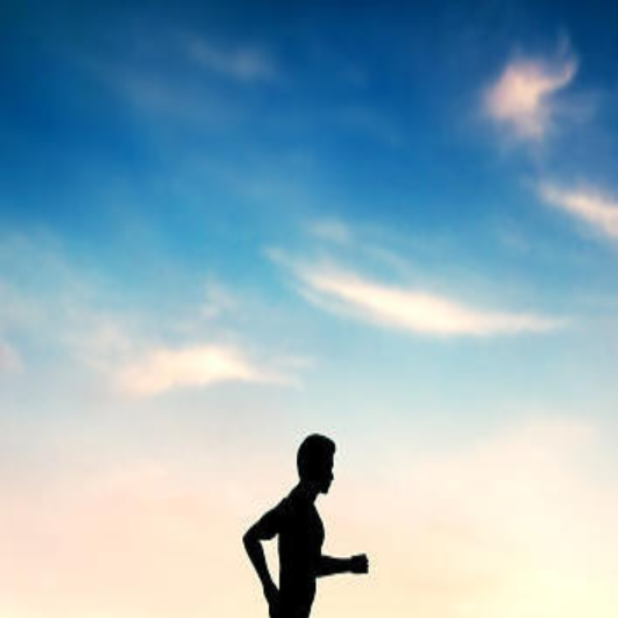
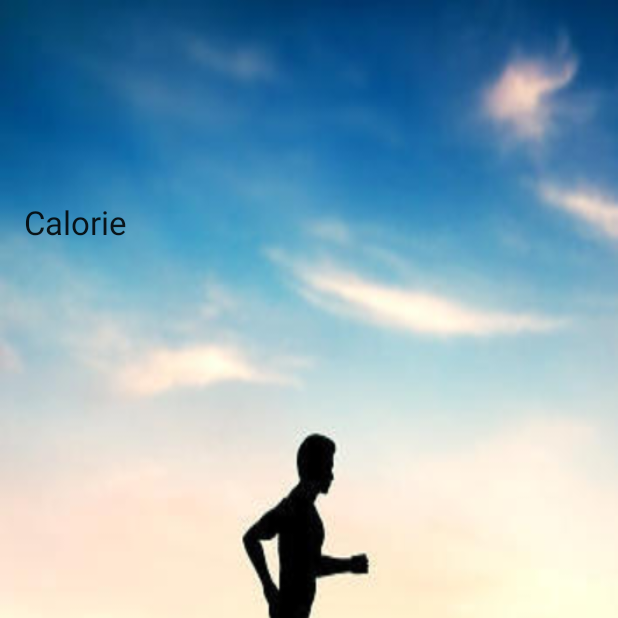
Before and after one commit to johncox515/CS370-Project, an Android app: the CalorieActivity screen opened directly, with no data from a screen before it, on a phone screen of 412 x 824 dp, the top half of it. Run offline under Robolectric (Android 15) with nearby library versions, the phone set to English and light mode, and no system bars.

Commit message:
Added internet access

```diff
--- a/Motion/mobile/src/main/AndroidManifest.xml
+++ b/Motion/mobile/src/main/AndroidManifest.xml
@@ -8,6 +8,8 @@
          location permissions for the 'MyLocation' functionality.
     -->
     <uses-permission android:name="android.permission.ACCESS_FINE_LOCATION" />
+    <uses-permission android:name="android.permission.INTERNET" />
+    <uses-permission android:name="android.permission.ACCESS_NETWORK_STATE" />
 
     <application
         android:allowBackup="true"
--- a/Motion/mobile/src/main/res/layout/content_calorie.xml
+++ b/Motion/mobile/src/main/res/layout/content_calorie.xml
@@ -11,4 +11,16 @@
     android:background="@drawable/background">
 
 
+    <TextView
+        android:layout_width="wrap_content"
+        android:layout_height="wrap_content"
+        android:textAppearance="?android:attr/textAppearanceLarge"
+        android:text="Calorie"
+        android:id="@+id/textView"
+        android:layout_alignParentTop="true"
+        android:layout_alignParentLeft="true"
+        android:layout_alignParentStart="true"
+        android:layout_marginTop="117dp"
+        android:layout_alignParentEnd="false" />
+
 </RelativeLayout>
```
